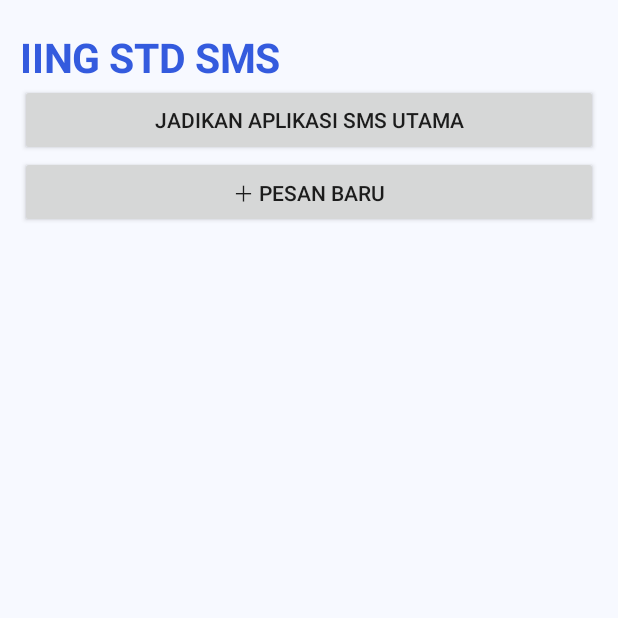
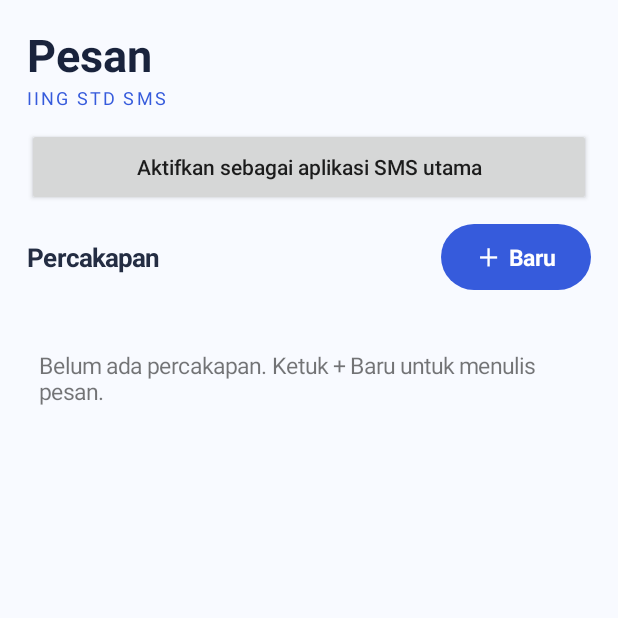
Before and after one commit to stdcrypto-boop/IING-STD-SMS, an Android app: the screen it shows after launch (MainActivity), on a phone screen of 412 x 824 dp, the top half of it. Run offline under Robolectric (Android 15) with nearby library versions, the phone set to English and light mode, and no system bars.

Commit message:
Redesign SMS inbox and hide default role action when already selected

```diff
--- a/app/src/main/java/com/iingstd/sms/MainActivity.kt
+++ b/app/src/main/java/com/iingstd/sms/MainActivity.kt
@@ -7,81 +7,181 @@ import android.content.Intent
 import android.content.pm.PackageManager
 import android.graphics.Color
 import android.graphics.Typeface
+import android.graphics.drawable.GradientDrawable
 import android.os.Build
 import android.os.Bundle
 import android.provider.Telephony
+import android.text.TextUtils
+import android.text.format.DateUtils
+import android.view.Gravity
 import android.view.View
 import android.widget.*
-import android.text.util.Linkify
 
 class MainActivity : Activity() {
     private lateinit var list: LinearLayout
-    private val blue = Color.rgb(52, 91, 222)
+    private lateinit var defaultButton: Button
+    private val blue = Color.rgb(54, 91, 220)
+    private fun dp(value: Int) = (value * resources.displayMetrics.density + .5f).toInt()
+    private fun rounded(color: Int, radius: Int) = GradientDrawable().apply {
+        setColor(color); cornerRadius = dp(radius).toFloat()
+    }
+    private fun isDefaultSms(): Boolean =
+        Telephony.Sms.getDefaultSmsPackage(this) == packageName
+
     override fun onCreate(savedInstanceState: Bundle?) {
         super.onCreate(savedInstanceState)
-        val root = LinearLayout(this).apply { orientation = 1; setPadding(20, 30, 20, 12); setBackgroundColor(Color.rgb(247,249,255)) }
-        val title = TextView(this).apply { text = "IING STD SMS"; textSize = 27f; setTextColor(blue); setTypeface(null,Typeface.BOLD) }
-        root.addView(title)
-        val button = Button(this).apply { text = "Jadikan aplikasi SMS utama"; setOnClickListener { requestDefault() } }
-        root.addView(button)
-        val newMessage = Button(this).apply { text = "＋ Pesan baru"; setOnClickListener { startActivity(Intent(this@MainActivity, ComposeActivity::class.java)) } }
-        root.addView(newMessage)
-        val scroll = ScrollView(this)
-        list = LinearLayout(this).apply { orientation = 1 }
+        window.statusBarColor = Color.rgb(248, 250, 255)
+        window.navigationBarColor = Color.rgb(248, 250, 255)
+        window.decorView.systemUiVisibility = View.SYSTEM_UI_FLAG_LIGHT_STATUS_BAR or View.SYSTEM_UI_FLAG_LIGHT_NAVIGATION_BAR
+        val root = LinearLayout(this).apply {
+            orientation = LinearLayout.VERTICAL
+            setPadding(dp(18), dp(16), dp(18), dp(12))
+            setBackgroundColor(Color.rgb(248, 250, 255))
+        }
+        val header = LinearLayout(this).apply { orientation = LinearLayout.VERTICAL }
+        header.addView(TextView(this).apply {
+            text = "Pesan"; textSize = 30f; setTextColor(Color.rgb(25, 35, 60))
+            setTypeface(null, Typeface.BOLD)
+        })
+        header.addView(TextView(this).apply {
+            text = "IING STD SMS"; textSize = 12f; setTextColor(blue)
+            letterSpacing = .12f; setPadding(0, 0, 0, dp(12))
+        })
+        root.addView(header)
+        defaultButton = Button(this).apply {
+            text = "Aktifkan sebagai aplikasi SMS utama"
+            isAllCaps = false
+            setOnClickListener { requestDefault() }
+        }
+        root.addView(defaultButton, LinearLayout.LayoutParams(-1, dp(52)))
+        val section = LinearLayout(this).apply {
+            gravity = Gravity.CENTER_VERTICAL
+            setPadding(0, dp(12), 0, dp(10))
+        }
+        section.addView(TextView(this).apply {
+            text = "Percakapan"; textSize = 17f
+            setTextColor(Color.rgb(36, 45, 67))
+            setTypeface(null, Typeface.BOLD)
+        }, LinearLayout.LayoutParams(0, -2, 1f))
+        section.addView(TextView(this).apply {
+            text = "＋  Baru"; textSize = 15f
+            setTextColor(Color.WHITE); gravity = Gravity.CENTER
+            setTypeface(null, Typeface.BOLD)
+            background = rounded(blue, 22)
+            setOnClickListener { startActivity(Intent(this@MainActivity, ComposeActivity::class.java)) }
+        }, LinearLayout.LayoutParams(dp(100), dp(44)))
+        root.addView(section)
+        val scroll = ScrollView(this).apply { isFillViewport = true }
+        list = LinearLayout(this).apply { orientation = LinearLayout.VERTICAL }
         scroll.addView(list)
-        root.addView(scroll, LinearLayout.LayoutParams(-1,0,1f))
+        root.addView(scroll, LinearLayout.LayoutParams(-1, 0, 1f))
         setContentView(root)
+        updateDefaultButton()
         requestNextPermission()
     }
+
     override fun onResume() {
         super.onResume()
-        if (::list.isInitialized && checkSelfPermission(Manifest.permission.READ_SMS) == PackageManager.PERMISSION_GRANTED) refresh()
+        if (::defaultButton.isInitialized) updateDefaultButton()
+        if (::list.isInitialized) refresh()
+    }
+    private fun updateDefaultButton() {
+        defaultButton.visibility = if (isDefaultSms()) View.GONE else View.VISIBLE
     }
     private fun requestNextPermission() {
+        // Ask for SMS access only after Android grants this app the default SMS role.
+        if (!isDefaultSms()) return
         val required = listOf(Manifest.permission.READ_SMS, Manifest.permission.RECEIVE_SMS, Manifest.permission.SEND_SMS)
-        val missingSms = required.filter { checkSelfPermission(it) != PackageManager.PERMISSION_GRANTED }
-        if (missingSms.isNotEmpty()) {
-            requestPermissions(missingSms.toTypedArray(), 1)
-            return
-        }
+        val missing = required.filter { checkSelfPermission(it) != PackageManager.PERMISSION_GRANTED }
+        if (missing.isNotEmpty()) { requestPermissions(missing.toTypedArray(), 1); return }
         if (Build.VERSION.SDK_INT >= 33 &&
             checkSelfPermission(Manifest.permission.POST_NOTIFICATIONS) != PackageManager.PERMISSION_GRANTED) {
             requestPermissions(arrayOf(Manifest.permission.POST_NOTIFICATIONS), 4)
-            return
         }
+    }
+    override fun onRequestPermissionsResult(requestCode: Int, permissions: Array<out String>, grantResults: IntArray) {
+        super.onRequestPermissionsResult(requestCode, permissions, grantResults)
+        if ((requestCode == 1 || requestCode == 4) && grantResults.any { it == PackageManager.PERMISSION_GRANTED }) requestNextPermission()
         refresh()
     }
-    override fun onRequestPermissionsResult(requestCode:Int, permissions:Array<out String>, grantResults:IntArray) {
-        super.onRequestPermissionsResult(requestCode,permissions,grantResults)
-        if ((requestCode == 1 || requestCode == 4) && grantResults.any { it == PackageManager.PERMISSION_GRANTED }) requestNextPermission()
-        else if (::list.isInitialized) refresh()
+    override fun onActivityResult(requestCode: Int, resultCode: Int, data: Intent?) {
+        super.onActivityResult(requestCode, resultCode, data)
+        if (requestCode == 2) { updateDefaultButton(); if (isDefaultSms()) requestNextPermission(); refresh() }
     }
     private fun requestDefault() {
+        if (isDefaultSms()) { updateDefaultButton(); return }
         if (Build.VERSION.SDK_INT >= 29) {
             val role = getSystemService(RoleManager::class.java)
-            if (role.isRoleAvailable(RoleManager.ROLE_SMS) && !role.isRoleHeld(RoleManager.ROLE_SMS))
-                startActivityForResult(role.createRequestRoleIntent(RoleManager.ROLE_SMS),2)
-        } else startActivityForResult(Intent(Telephony.Sms.Intents.ACTION_CHANGE_DEFAULT).putExtra(Telephony.Sms.Intents.EXTRA_PACKAGE_NAME,packageName),2)
+            if (role.isRoleAvailable(RoleManager.ROLE_SMS))
+                startActivityForResult(role.createRequestRoleIntent(RoleManager.ROLE_SMS), 2)
+            else Toast.makeText(this, "Peran SMS tidak tersedia", Toast.LENGTH_SHORT).show()
+        } else {
+            startActivityForResult(Intent(Telephony.Sms.Intents.ACTION_CHANGE_DEFAULT)
+                .putExtra(Telephony.Sms.Intents.EXTRA_PACKAGE_NAME, packageName), 2)
+        }
     }
     private fun refresh() {
         list.removeAllViews()
-        if (checkSelfPermission(Manifest.permission.READ_SMS)!=PackageManager.PERMISSION_GRANTED) return
+        if (checkSelfPermission(Manifest.permission.READ_SMS) != PackageManager.PERMISSION_GRANTED) {
+            list.addView(TextView(this).apply {
+                text = "Izin membaca SMS belum tersedia."
+                textSize = 15f; setTextColor(Color.DKGRAY); setPadding(dp(8), dp(24), 0, 0)
+            })
+            return
+        }
         val seen = mutableSetOf<String>()
         try {
-            contentResolver.query(Telephony.Sms.CONTENT_URI,arrayOf("address","body","date"),null,null,"date DESC")?.use { c ->
-                while(c.moveToNext()) {
-                    val address = c.getString(0) ?: "Tidak dikenal"
-                    if(!seen.add(address)) continue
-                    val body = c.getString(1) ?: ""
-                    val item = TextView(this).apply {
-                        text = "$address\n$body"; textSize=17f; setTextColor(Color.rgb(30,40,65))
-                        setPadding(18,20,18,20); maxLines=3
-                        setOnClickListener { startActivity(Intent(this@MainActivity,ComposeActivity::class.java).putExtra("address",address)) }
-                    }
-                    list.addView(item)
-                    list.addView(View(this).apply { setBackgroundColor(Color.LTGRAY) },LinearLayout.LayoutParams(-1,1))
+            contentResolver.query(Telephony.Sms.CONTENT_URI,
+                arrayOf("address", "body", "date"), null, null, "date DESC")?.use { cursor ->
+                while (cursor.moveToNext()) {
+                    val address = cursor.getString(0) ?: "Tidak dikenal"
+                    if (!seen.add(address)) continue
+                    val body = cursor.getString(1).orEmpty()
+                    val date = cursor.getLong(2)
+                    addConversation(address, body, date)
                 }
             }
-        } catch (e: SecurityException) { Toast.makeText(this,"Izin SMS diperlukan",Toast.LENGTH_SHORT).show() }
+            if (seen.isEmpty()) list.addView(TextView(this).apply {
+                text = "Belum ada percakapan. Ketuk + Baru untuk menulis pesan."
+                textSize = 15f; setPadding(dp(8), dp(30), dp(8), 0)
+            })
+        } catch (_: SecurityException) {
+            Toast.makeText(this, "Izin SMS diperlukan", Toast.LENGTH_SHORT).show()
+        }
+    }
+    private fun addConversation(address: String, body: String, date: Long) {
+        val row = LinearLayout(this).apply {
+            gravity = Gravity.CENTER_VERTICAL
+            setPadding(dp(12), dp(14), dp(12), dp(14))
+            background = rounded(Color.WHITE, 18)
+            setOnClickListener {
+                startActivity(Intent(this@MainActivity, ComposeActivity::class.java).putExtra("address", address))
+            }
+        }
+        row.addView(TextView(this).apply {
+            text = address.firstOrNull()?.uppercaseChar()?.toString() ?: "?"
+            textSize = 20f; setTypeface(null, Typeface.BOLD)
+            setTextColor(blue); gravity = Gravity.CENTER
+            background = rounded(Color.rgb(231, 237, 255), 50)
+        }, LinearLayout.LayoutParams(dp(48), dp(48)))
+        val info = LinearLayout(this).apply {
+            orientation = LinearLayout.VERTICAL
+            setPadding(dp(12), 0, dp(8), 0)
+        }
+        info.addView(TextView(this).apply {
+            text = address; textSize = 16f; setTypeface(null, Typeface.BOLD)
+            setTextColor(Color.rgb(29, 39, 61))
+            maxLines = 1; ellipsize = TextUtils.TruncateAt.END
+        })
+        info.addView(TextView(this).apply {
+            text = body; textSize = 14f; setTextColor(Color.rgb(111, 121, 141))
+            maxLines = 2; ellipsize = TextUtils.TruncateAt.END
+        })
+        row.addView(info, LinearLayout.LayoutParams(0, -2, 1f))
+        row.addView(TextView(this).apply {
+            text = DateUtils.getRelativeTimeSpanString(date, System.currentTimeMillis(), DateUtils.MINUTE_IN_MILLIS).toString()
+            textSize = 11f; setTextColor(Color.GRAY); maxLines = 1
+        })
+        list.addView(row, LinearLayout.LayoutParams(-1, -2).apply { bottomMargin = dp(8) })
     }
 }
```
